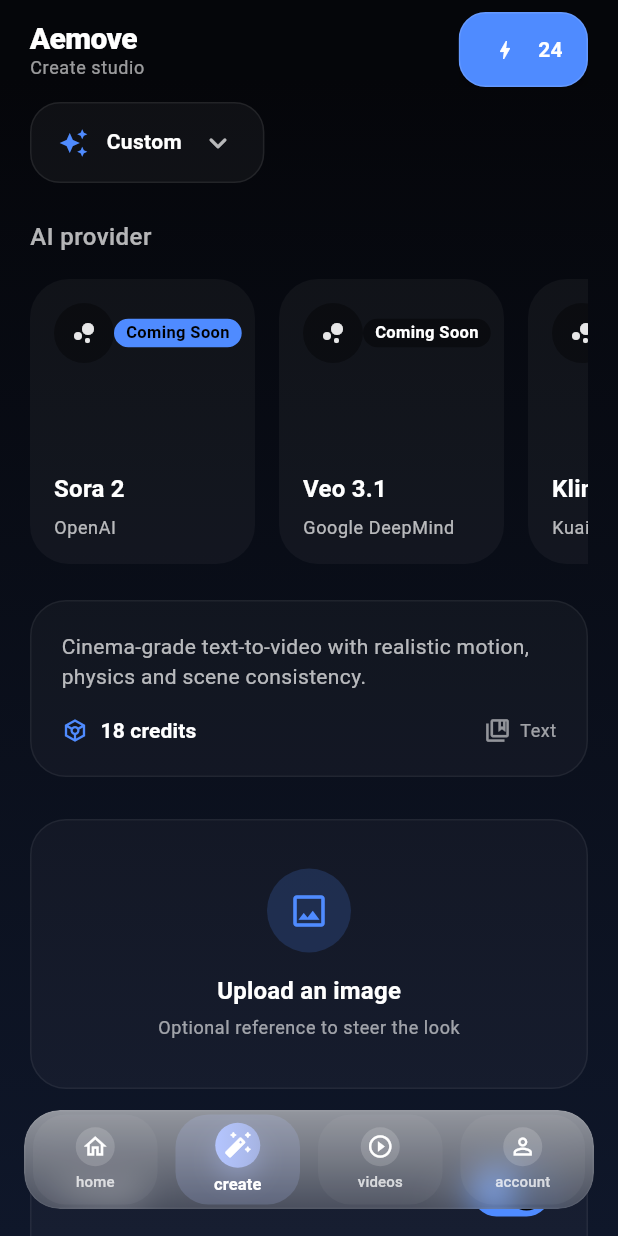
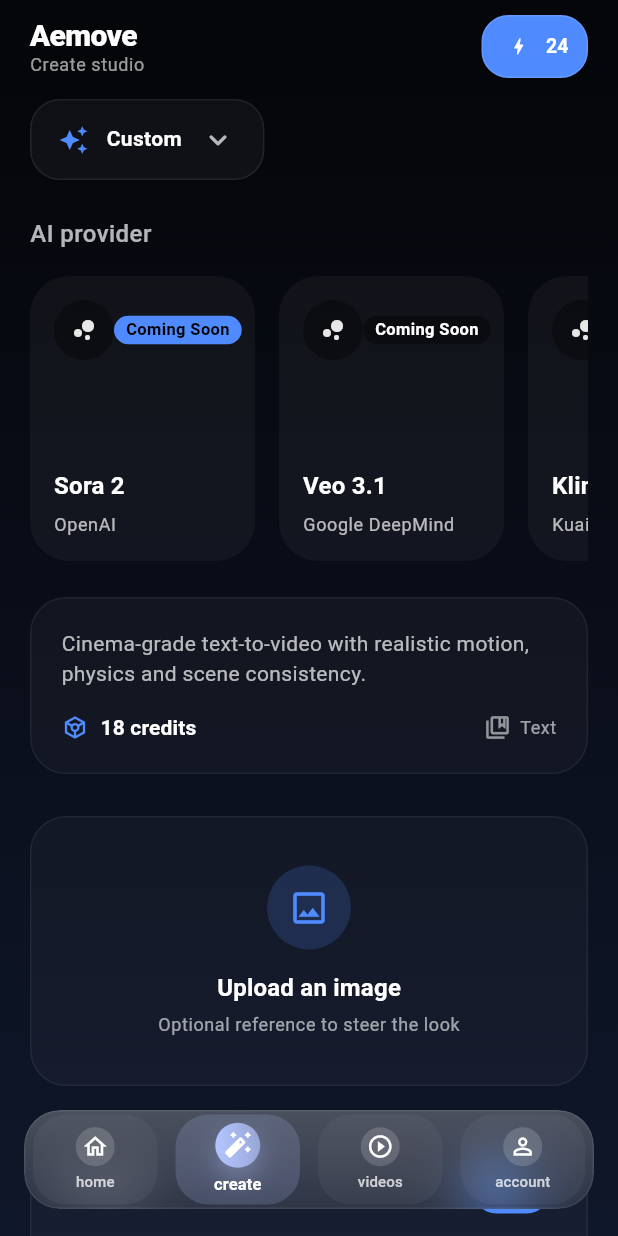
Before and after one commit to melihkochan/aemove, a Flutter app: the screen it shows after launch, item 2 of the bottom bar chosen, on a phone screen of 412 x 824 dp. Run offline on Flutter 3.47's test engine with Material 3 defaults, Android fonts, the phone set to English and light mode, and no system bars; our stand-ins replace easy_localization; network calls fail.

Commit message:
Refactor home screen and main shell layout by adjusting padding, spacing, and dimensions for improved visual consistency. Update component styles and introduce a compact mode for the GlobalCreditPill to enhance user experience and interaction.

```diff
--- a/lib/screens/main_shell.dart
+++ b/lib/screens/main_shell.dart
@@ -58,7 +58,7 @@
         children: [
           Positioned.fill(
             child: Padding(
-              padding: const EdgeInsets.only(top: 52),
+              padding: const EdgeInsets.only(top: 50),
               child: IndexedStack(index: _currentIndex, children: _pages),
             ),
           ),
@@ -69,7 +69,7 @@
             child: SafeArea(
               bottom: false,
               child: Padding(
-                padding: const EdgeInsets.fromLTRB(20, 8, 20, 0),
+                padding: const EdgeInsets.fromLTRB(20, 10, 20, 24),
                 child: Row(
                   children: [
                     Column(
@@ -95,6 +95,7 @@
                     _GlobalCreditPill(
                       credits: _availableCredits,
                       onTap: () => setState(() => _currentIndex = 3),
+                      compact: true,
                     ),
                   ],
                 ),
@@ -259,24 +260,21 @@
   @override
   Widget build(BuildContext context) {
     final theme = Theme.of(context);
-    final glassStart = Colors.white.withValues(alpha: 0.12);
-    final glassEnd = Colors.white.withValues(alpha: 0.06);
+    final glassStart = Colors.white.withOpacity(0.24);
+    final glassEnd = Colors.white.withOpacity(0.10);
     return ClipRRect(
       borderRadius: BorderRadius.circular(24),
       child: BackdropFilter(
-        filter: ImageFilter.blur(sigmaX: 12, sigmaY: 12),
+        filter: ImageFilter.blur(sigmaX: 18, sigmaY: 18),
         child: DecoratedBox(
           decoration: BoxDecoration(
             gradient: LinearGradient(
               begin: Alignment.topCenter,
               end: Alignment.bottomCenter,
-              colors: [
-                glassStart.withOpacity(0.55),
-                glassEnd.withOpacity(0.22),
-              ],
+              colors: [glassStart, glassEnd],
             ),
             border: Border.all(
-              color: Colors.white.withOpacity(0.05),
+              color: Colors.white.withOpacity(0.08),
             ),
             borderRadius: BorderRadius.circular(24),
           ),
@@ -304,10 +302,11 @@
 }
 
 class _GlobalCreditPill extends StatelessWidget {
-  const _GlobalCreditPill({required this.credits, required this.onTap});
+  const _GlobalCreditPill({required this.credits, required this.onTap, this.compact = false});
 
   final int credits;
   final VoidCallback onTap;
+  final bool compact;
 
   @override
   Widget build(BuildContext context) {
@@ -318,7 +317,10 @@
         onTap: onTap,
         borderRadius: BorderRadius.circular(18),
         child: Ink(
-          padding: const EdgeInsets.symmetric(horizontal: 16, vertical: 10),
+          padding: EdgeInsets.symmetric(
+            horizontal: compact ? 12 : 16,
+            vertical: compact ? 8 : 10,
+          ),
           decoration: BoxDecoration(
             borderRadius: BorderRadius.circular(18),
             color: const Color(0xFF4F8BFF),
@@ -335,23 +337,25 @@
             mainAxisSize: MainAxisSize.min,
             children: [
               Container(
-                padding: const EdgeInsets.all(6),
+                padding: EdgeInsets.all(compact ? 5 : 6),
                 decoration: const BoxDecoration(
                   shape: BoxShape.circle,
                   color: Color(0x334F8BFF),
                 ),
-                child: const Icon(Icons.bolt, color: Colors.white, size: 16),
+                child: Icon(Icons.bolt, color: Colors.white, size: compact ? 14 : 16),
               ),
-              const SizedBox(width: 8),
+              SizedBox(width: compact ? 6 : 8),
               Text(
                 '$credits',
                 style: Theme.of(context).textTheme.labelLarge?.copyWith(
                       color: Colors.white,
                       fontWeight: FontWeight.w700,
+                      fontSize: compact ? 13 : null,
                     ) ??
-                    const TextStyle(
+                    TextStyle(
                       color: Colors.white,
                       fontWeight: FontWeight.w700,
+                      fontSize: compact ? 13 : 15,
                     ),
               ),
             ],
```
Also changed, not shown: lib/screens/home_screen.dart (+11 -34 lines).
